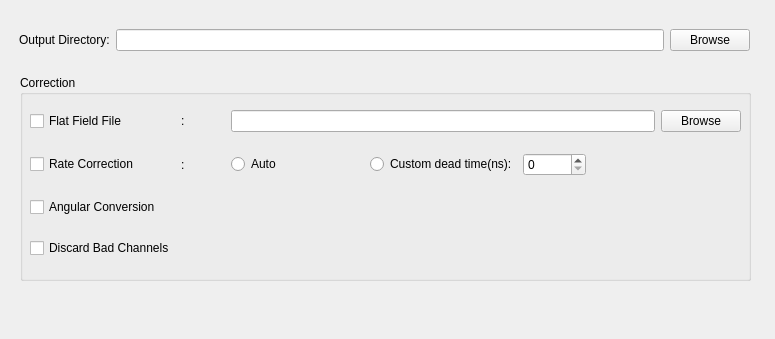
Before: the Qt Designer form slsDetectorGui/forms/form_tab_dataoutput.ui in slsdetectorgroup/slsDetectorPackage, drawn with Qt 5.
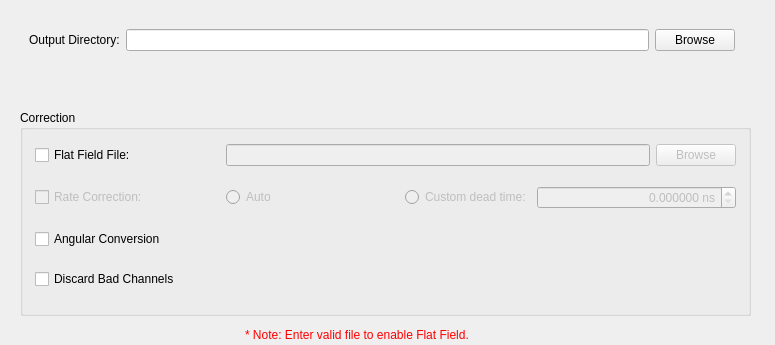
After: the same form once the commit is applied.

The edit to the form file:
```diff
--- a/slsDetectorGui/forms/form_tab_dataoutput.ui
+++ b/slsDetectorGui/forms/form_tab_dataoutput.ui
@@ -7,7 +7,7 @@
     <x>0</x>
     <y>0</y>
     <width>775</width>
-    <height>339</height>
+    <height>345</height>
    </rect>
   </property>
   <property name="sizePolicy">
@@ -35,7 +35,7 @@
    <property name="geometry">
     <rect>
      <x>20</x>
-     <y>75</y>
+     <y>110</y>
      <width>731</width>
      <height>206</height>
     </rect>
@@ -46,24 +46,191 @@
    <widget class="QWidget" name="gridLayoutWidget">
     <property name="geometry">
      <rect>
-      <x>10</x>
+      <x>15</x>
       <y>20</y>
-      <width>711</width>
-      <height>181</height>
+      <width>701</width>
+      <height>176</height>
      </rect>
     </property>
     <layout class="QGridLayout" name="gridLayout">
      <item row="0" column="0">
       <widget class="QCheckBox" name="checkBox_3">
        <property name="text">
-        <string>Flat Field File</string>
+        <string>Flat Field File:</string>
+       </property>
+      </widget>
+     </item>
+     <item row="0" column="1">
+      <spacer name="horizontalSpacer_3">
+       <property name="orientation">
+        <enum>Qt::Horizontal</enum>
+       </property>
+       <property name="sizeType">
+        <enum>QSizePolicy::Fixed</enum>
+       </property>
+       <property name="sizeHint" stdset="0">
+        <size>
+         <width>40</width>
+         <height>20</height>
+        </size>
+       </property>
+      </spacer>
+     </item>
+     <item row="0" column="2" colspan="6">
+      <widget class="QLineEdit" name="dispFlatField">
+       <property name="enabled">
+        <bool>false</bool>
        </property>
       </widget>
      </item>
      <item row="1" column="0">
-      <widget class="QCheckBox" name="checkBox_2">
+      <widget class="QCheckBox" name="chkRate">
+       <property name="enabled">
+        <bool>false</bool>
+       </property>
        <property name="text">
-        <string>Rate Correction</string>
+        <string>Rate Correction:</string>
+       </property>
+      </widget>
+     </item>
+     <item row="1" column="2">
+      <widget class="QRadioButton" name="radioAuto">
+       <property name="enabled">
+        <bool>false</bool>
+       </property>
+       <property name="text">
+        <string>Auto</string>
+       </property>
+      </widget>
+     </item>
+     <item row="1" column="6" colspan="3">
+      <widget class="QDoubleSpinBox" name="spinDeadTime">
+       <property name="enabled">
+        <bool>false</bool>
+       </property>
+       <property name="sizePolicy">
+        <sizepolicy hsizetype="Preferred" vsizetype="Fixed">
+         <horstretch>0</horstretch>
+         <verstretch>0</verstretch>
+        </sizepolicy>
+       </property>
+       <property name="alignment">
+        <set>Qt::AlignRight|Qt::AlignTrailing|Qt::AlignVCenter</set>
+       </property>
+       <property name="suffix">
+        <string> ns</string>
+       </property>
+       <property name="decimals">
+        <number>6</number>
+       </property>
+       <property name="maximum">
+        <double>2000000000.000000000000000</double>
+       </property>
+      </widget>
+     </item>
+     <item row="3" column="6">
+      <spacer name="horizontalSpacer_5">
+       <property name="orientation">
+        <enum>Qt::Horizontal</enum>
+       </property>
+       <property name="sizeType">
+        <enum>QSizePolicy::Fixed</enum>
+       </property>
+       <property name="sizeHint" stdset="0">
+        <size>
+         <width>40</width>
+         <height>20</height>
+        </size>
+       </property>
+      </spacer>
+     </item>
+     <item row="3" column="4">
+      <spacer name="horizontalSpacer_6">
+       <property name="orientation">
+        <enum>Qt::Horizontal</enum>
+       </property>
+       <property name="sizeType">
+        <enum>QSizePolicy::Fixed</enum>
+       </property>
+       <property name="sizeHint" stdset="0">
+        <size>
+         <width>40</width>
+         <height>20</height>
+        </size>
+       </property>
+      </spacer>
+     </item>
+     <item row="3" column="3">
+      <spacer name="horizontalSpacer_7">
+       <property name="orientation">
+        <enum>Qt::Horizontal</enum>
+       </property>
+       <property name="sizeType">
+        <enum>QSizePolicy::Fixed</enum>
+       </property>
+       <property name="sizeHint" stdset="0">
+        <size>
+         <width>40</width>
+         <height>20</height>
+        </size>
+       </property>
+      </spacer>
+     </item>
+     <item row="3" column="8">
+      <spacer name="horizontalSpacer_8">
+       <property name="orientation">
+        <enum>Qt::Horizontal</enum>
+       </property>
+       <property name="sizeType">
+        <enum>QSizePolicy::Fixed</enum>
+       </property>
+       <property name="sizeHint" stdset="0">
+        <size>
+         <width>40</width>
+         <height>20</height>
+        </size>
+       </property>
+      </spacer>
+     </item>
+     <item row="3" column="7">
+      <spacer name="horizontalSpacer_9">
+       <property name="orientation">
+        <enum>Qt::Horizontal</enum>
+       </property>
+       <property name="sizeType">
+        <enum>QSizePolicy::Fixed</enum>
+       </property>
+       <property name="sizeHint" stdset="0">
+        <size>
+         <width>40</width>
+         <height>20</height>
+        </size>
+       </property>
+      </spacer>
+     </item>
+     <item row="0" column="8">
+      <widget class="QPushButton" name="btnFlatField">
+       <property name="enabled">
+        <bool>false</bool>
+       </property>
+       <property name="sizePolicy">
+        <sizepolicy hsizetype="Fixed" vsizetype="Fixed">
+         <horstretch>0</horstretch>
+         <verstretch>0</verstretch>
+        </sizepolicy>
+       </property>
+       <property name="text">
+        <string>Browse</string>
+       </property>
+      </widget>
+     </item>
+     <item row="1" column="5">
+      <widget class="QRadioButton" name="radioDeadTime">
+       <property name="enabled">
+        <bool>false</bool>
+       </property>
+       <property name="text">
+        <string>Custom dead time:</string>
        </property>
       </widget>
      </item>
@@ -74,9 +241,6 @@
        </property>
       </widget>
      </item>
-     <item row="0" column="3" colspan="5">
-      <widget class="QLineEdit" name="lineEdit_2"/>
-     </item>
      <item row="3" column="0">
       <widget class="QCheckBox" name="checkBox_5">
        <property name="text">
@@ -84,88 +248,6 @@
        </property>
       </widget>
      </item>
-     <item row="0" column="1">
-      <widget class="QLabel" name="label_2">
-       <property name="sizePolicy">
-        <sizepolicy hsizetype="Fixed" vsizetype="Preferred">
-         <horstretch>0</horstretch>
-         <verstretch>0</verstretch>
-        </sizepolicy>
-       </property>
-       <property name="text">
-        <string>:</string>
-       </property>
-      </widget>
-     </item>
-     <item row="1" column="1">
-      <widget class="QLabel" name="label_3">
-       <property name="text">
-        <string>:</string>
-       </property>
-      </widget>
-     </item>
-     <item row="0" column="8">
-      <widget class="QPushButton" name="pushButton_2">
-       <property name="sizePolicy">
-        <sizepolicy hsizetype="Fixed" vsizetype="Fixed">
-         <horstretch>0</horstretch>
-         <verstretch>0</verstretch>
-        </sizepolicy>
-       </property>
-       <property name="text">
-        <string>Browse</string>
-       </property>
-      </widget>
-     </item>
-     <item row="1" column="3">
-      <widget class="QRadioButton" name="radioButton_3">
-       <property name="text">
-        <string>Auto</string>
-       </property>
-      </widget>
-     </item>
-     <item row="1" column="4">
-      <spacer name="horizontalSpacer_2">
-       <property name="orientation">
-        <enum>Qt::Horizontal</enum>
-       </property>
-       <property name="sizeType">
-        <enum>QSizePolicy::Fixed</enum>
-       </property>
-       <property name="sizeHint" stdset="0">
-        <size>
-         <width>40</width>
-         <height>20</height>
-        </size>
-       </property>
-      </spacer>
-     </item>
-     <item row="1" column="5">
-      <widget class="QRadioButton" name="radioButton">
-       <property name="text">
-        <string>Custom dead time(ns):</string>
-       </property>
-      </widget>
-     </item>
-     <item row="1" column="6">
-      <widget class="QSpinBox" name="spinBox"/>
-     </item>
-     <item row="0" column="2">
-      <spacer name="horizontalSpacer_3">
-       <property name="orientation">
-        <enum>Qt::Horizontal</enum>
-       </property>
-       <property name="sizeType">
-        <enum>QSizePolicy::Fixed</enum>
-       </property>
-       <property name="sizeHint" stdset="0">
-        <size>
-         <width>40</width>
-         <height>20</height>
-        </size>
-       </property>
-      </spacer>
-     </item>
     </layout>
    </widget>
   </widget>
@@ -187,9 +269,9 @@
    <widget class="QWidget" name="horizontalLayoutWidget">
     <property name="geometry">
      <rect>
-      <x>0</x>
+      <x>10</x>
       <y>6</y>
-      <width>731</width>
+      <width>706</width>
       <height>28</height>
      </rect>
     </property>
@@ -217,6 +299,56 @@
     </layout>
    </widget>
   </widget>
+  <widget class="QLabel" name="lblNote">
+   <property name="geometry">
+    <rect>
+     <x>245</x>
+     <y>327</y>
+     <width>256</width>
+     <height>16</height>
+    </rect>
+   </property>
+   <property name="palette">
+    <palette>
+     <active>
+      <colorrole role="WindowText">
+       <brush brushstyle="SolidPattern">
+        <color alpha="255">
+         <red>255</red>
+         <green>0</green>
+         <blue>0</blue>
+        </color>
+       </brush>
+      </colorrole>
+     </active>
+     <inactive>
+      <colorrole role="WindowText">
+       <brush brushstyle="SolidPattern">
+        <color alpha="255">
+         <red>255</red>
+         <green>0</green>
+         <blue>0</blue>
+        </color>
+       </brush>
+      </colorrole>
+     </inactive>
+     <disabled>
+      <colorrole role="WindowText">
+       <brush brushstyle="SolidPattern">
+        <color alpha="255">
+         <red>193</red>
+         <green>193</green>
+         <blue>193</blue>
+        </color>
+       </brush>
+      </colorrole>
+     </disabled>
+    </palette>
+   </property>
+   <property name="text">
+    <string>* Note: Enter valid file to enable Flat Field.</string>
+   </property>
+  </widget>
  </widget>
  <resources/>
  <connections/>
```
Left out of the diff: 10 changed lines with no effect on the pictures.
